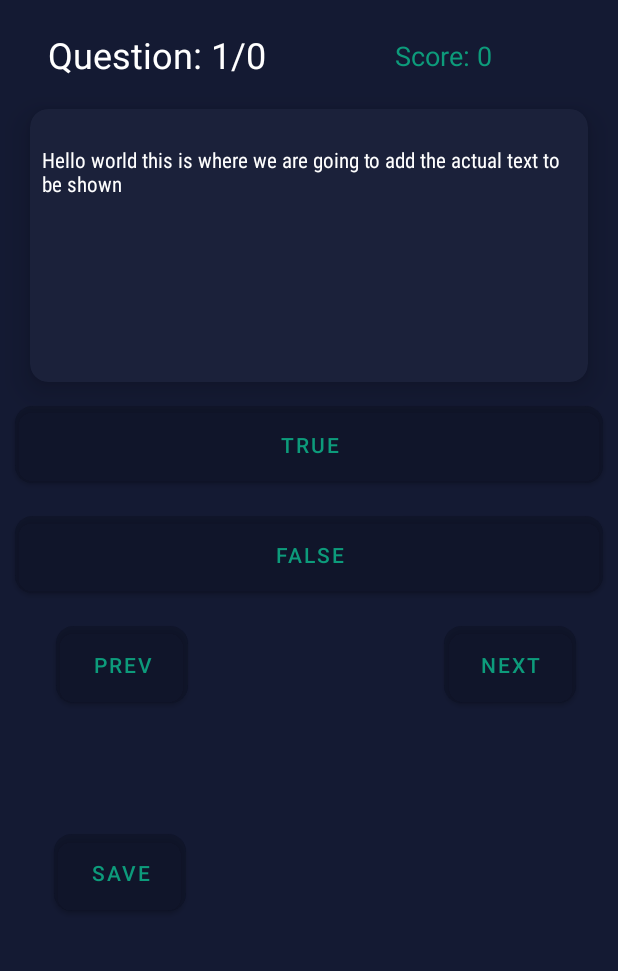
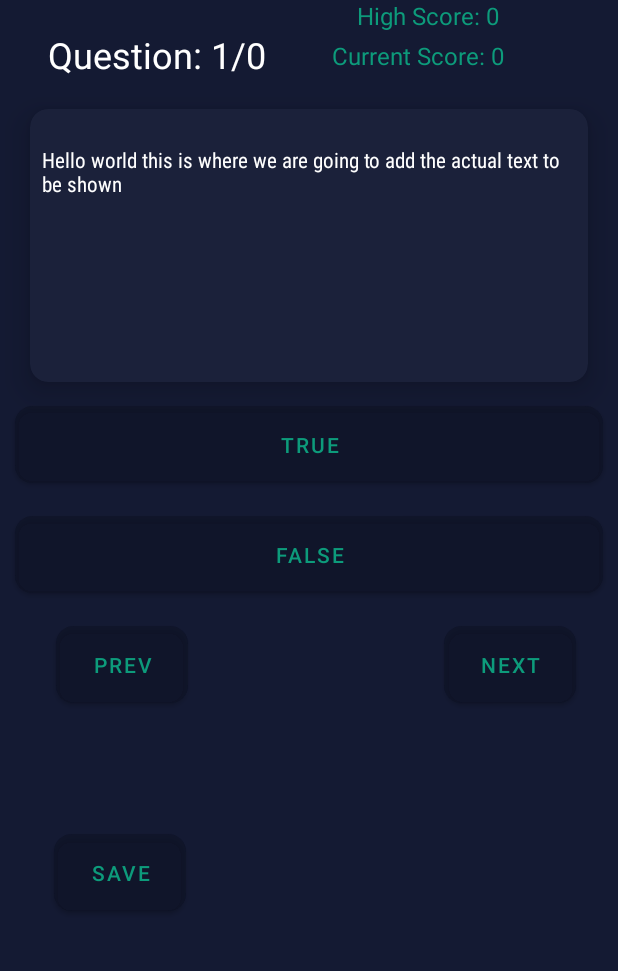
Before and after one commit to dsuther12/TriviaApp, an Android app: the screen it shows after launch (MainActivity), on a phone screen of 412 x 824 dp, the part 157-1128 px from its top. Run offline under Robolectric (Android 15) with nearby library versions, the phone set to English and light mode, and no system bars; our stand-ins replace Volley, data binding; network calls fail; Roboto replaces fonts that are not available here.

Commit message:
Add high score functionality

```diff
--- a/app/src/main/java/com/example/trivia/MainActivity.java
+++ b/app/src/main/java/com/example/trivia/MainActivity.java
@@ -3,6 +3,7 @@ package com.example.trivia;
 import androidx.appcompat.app.AppCompatActivity;
 import androidx.databinding.DataBindingUtil;
 
+import android.content.SharedPreferences;
 import android.graphics.Color;
 import android.os.Bundle;
 import android.util.Log;
@@ -21,6 +22,8 @@ import com.example.trivia.data.Repository;
 import com.example.trivia.databinding.ActivityMainBinding;
 import com.example.trivia.databinding.ActivityMainBindingImpl;
 import com.example.trivia.model.Question;
+import com.example.trivia.model.Score;
+import com.example.trivia.util.Prefs;
 import com.google.android.material.snackbar.Snackbar;
 
 import org.json.JSONException;
@@ -30,12 +33,16 @@ import java.util.List;
 
 public class MainActivity extends AppCompatActivity {
 
+    private static final String MESSAGE_ID = "message_prefs";
     private ActivityMainBinding binding;
     private int currentQuestionIndex = 0;
     String url = "https://opentdb.com/api.php?amount=10&difficulty=easy&type=boolean";
     List<Question> questionList;
     String replacementString;
-    private int score = 0;
+    private int scoreCounter = 0;
+    private Score score;
+    private Prefs prefs;
+
     private boolean[] boolArray = new boolean[]{true, true, true, true, true, true, true, true, true, true};
     private int boolArrayCount = 0;
 
@@ -44,8 +51,10 @@ public class MainActivity extends AppCompatActivity {
         super.onCreate(savedInstanceState);
         setContentView(R.layout.activity_main);
         binding = DataBindingUtil.setContentView(this, R.layout.activity_main);
+        score = new Score();
+        prefs = new Prefs(MainActivity.this);
 
-        binding.scoreTextview.setText(String.format("Score: %d", score)); //set score to 0 at start
+        binding.scoreTextview.setText(String.format("Current Score: %d", score.getScore())); //set score to 0 at start
 
         Log.d("boolArray", "onCreate: " + boolArray[0]);
 
@@ -97,6 +106,14 @@ public class MainActivity extends AppCompatActivity {
             disableButtons();
 
         });
+
+        binding.buttonSave.setOnClickListener(view -> {
+             prefs.saveHighestScore(scoreCounter);
+        });
+
+//
+        binding.highScoreTextview.setText((String.format("High Score: %s", prefs.getHighestScore())));
+
 
         updateOutOf();
     }
@@ -212,16 +229,18 @@ public class MainActivity extends AppCompatActivity {
     }
 
     private void addScore(){
-        score = score + 10;
-        binding.scoreTextview.setText(String.format("Score: %d", score));
+        scoreCounter = scoreCounter + 10;
+        score.setScore(scoreCounter);
+        binding.scoreTextview.setText(String.format("Current Score: %d", score.getScore()));
 
     }
 
     private void removeScore(){
-        if((score - 5) >= 0){
-            score = score - 5;
+        if((scoreCounter - 5) >= 0){
+            scoreCounter = scoreCounter - 5;
+            score.setScore(scoreCounter);
         }
-        binding.scoreTextview.setText(String.format("Score: %d", score));
+        binding.scoreTextview.setText(String.format("Current Score: %d", score.getScore()));
 
     }
 
--- /dev/null
+++ b/app/src/main/java/com/example/trivia/model/Score.java
@@ -0,0 +1,15 @@
+package com.example.trivia.model;
+
+public class Score {
+    private int score;
+//    private boolean[] boolArray = new boolean[]{true, true, true, true, true, true, true, true, true, true};
+//    private int boolArrayCount = 0;
+
+    public int getScore() {
+        return score;
+    }
+
+    public void setScore(int score) {
+        this.score = score;
+    }
+}
--- /dev/null
+++ b/app/src/main/java/com/example/trivia/util/Prefs.java
@@ -0,0 +1,33 @@
+package com.example.trivia.util;
+
+import android.app.Activity;
+import android.content.Context;
+import android.content.SharedPreferences;
+
+public class Prefs {
+    public static final String HIGHEST_SCORE = "highest_score";
+    private SharedPreferences preferences;
+
+    public Prefs(Activity context) {
+        this.preferences = context.getPreferences(Context.MODE_PRIVATE);
+    }
+
+    public void saveHighestScore(int score){
+        int currentScore = score;
+
+        int lastScore = preferences.getInt(HIGHEST_SCORE, 0);
+
+        if(currentScore > lastScore){
+            //New high score
+            preferences.edit().putInt(HIGHEST_SCORE, currentScore).apply();
+        }
+
+
+
+    }
+
+    public int getHighestScore(){
+        return preferences.getInt(HIGHEST_SCORE, 0);
+
+    }
+}
--- a/app/src/main/res/layout/activity_main.xml
+++ b/app/src/main/res/layout/activity_main.xml
@@ -118,18 +118,17 @@
 
         <TextView
             android:id="@+id/score_textview"
-            android:layout_width="111dp"
-            android:layout_height="24dp"
-            android:layout_marginTop="20dp"
+            style="@style/score_style"
+            android:layout_width="142dp"
+            android:layout_height="25dp"
             android:text="@string/score_text"
-            android:textColor="@color/button_color"
-            android:textSize="18sp"
+            android:textSize="16sp"
             app:layout_constraintBottom_toTopOf="@+id/card_view"
             app:layout_constraintEnd_toEndOf="parent"
-            app:layout_constraintHorizontal_bias="0.698"
+            app:layout_constraintHorizontal_bias="0.475"
             app:layout_constraintStart_toEndOf="@+id/text_view_out_of"
             app:layout_constraintTop_toTopOf="parent"
-            app:layout_constraintVertical_bias="0.69" />
+            app:layout_constraintVertical_bias="0.718" />
 
         <Button
             android:id="@+id/button_save"
@@ -145,5 +144,19 @@
             app:layout_constraintTop_toBottomOf="@+id/button_prev"
             app:layout_constraintVertical_bias="0.404" />
 
+        <TextView
+            android:id="@+id/high_score_textview"
+            style="@style/score_style"
+            android:layout_width="142dp"
+            android:layout_height="25dp"
+            android:text="@string/high_score"
+            android:textSize="16sp"
+            app:layout_constraintBottom_toTopOf="@+id/score_textview"
+            app:layout_constraintEnd_toEndOf="parent"
+            app:layout_constraintHorizontal_bias="0.827"
+            app:layout_constraintStart_toEndOf="@+id/myTitle"
+            app:layout_constraintTop_toTopOf="parent"
+            app:layout_constraintVertical_bias="0.96" />
+
     </androidx.constraintlayout.widget.ConstraintLayout>
 </layout>
--- a/app/src/main/res/values/strings.xml
+++ b/app/src/main/res/values/strings.xml
@@ -10,6 +10,7 @@
     <string name="text_formatted">Question: %d/%d</string>
     <string name="correct_answer">Correct!</string>
     <string name="incorrect_asnwer">Incorrect!</string>
-    <string name="score_text">Score: %d</string>
+    <string name="score_text">Current Score: %d</string>
     <string name="button_save">Save</string>
+    <string name="high_score">High Score: %d</string>
 </resources>
--- a/app/src/main/res/values/styles.xml
+++ b/app/src/main/res/values/styles.xml
@@ -16,4 +16,12 @@
         <item name="android:padding">@dimen/button_padding</item>
         <item name="android:textColor">@color/button_color</item>
     </style>
+
+    <style name="score_style">
+        <item name="android:layout_width">111dp</item>
+        <item name="android:layout_height">24dp</item>
+        <item name="android:layout_marginTop">20dp</item>
+        <item name="android:textColor">@color/button_color</item>
+        <item name="android:textSize">18sp</item>
+    </style>
 </resources>
```
